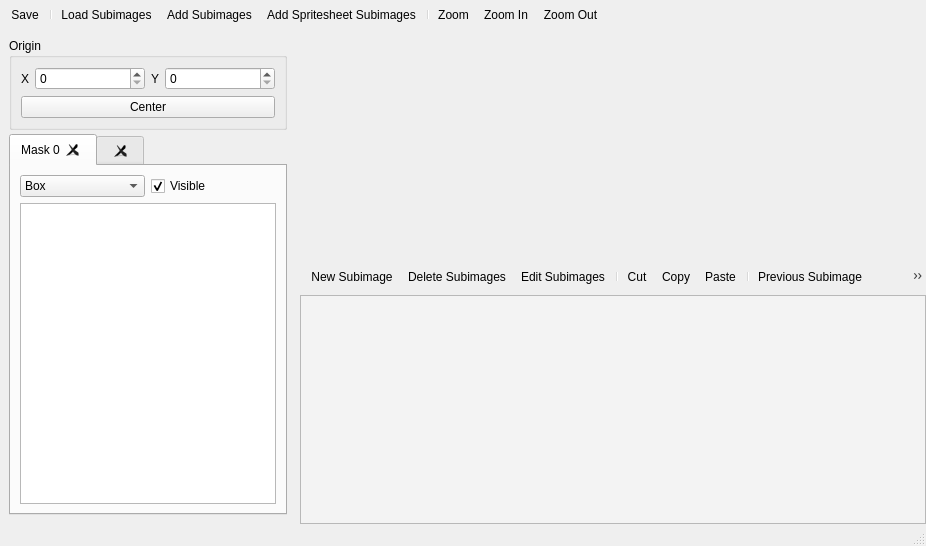
Above: Editors/SpriteEditor.ui from enigma-dev/RadialGM before the change. Below: the same form after it.
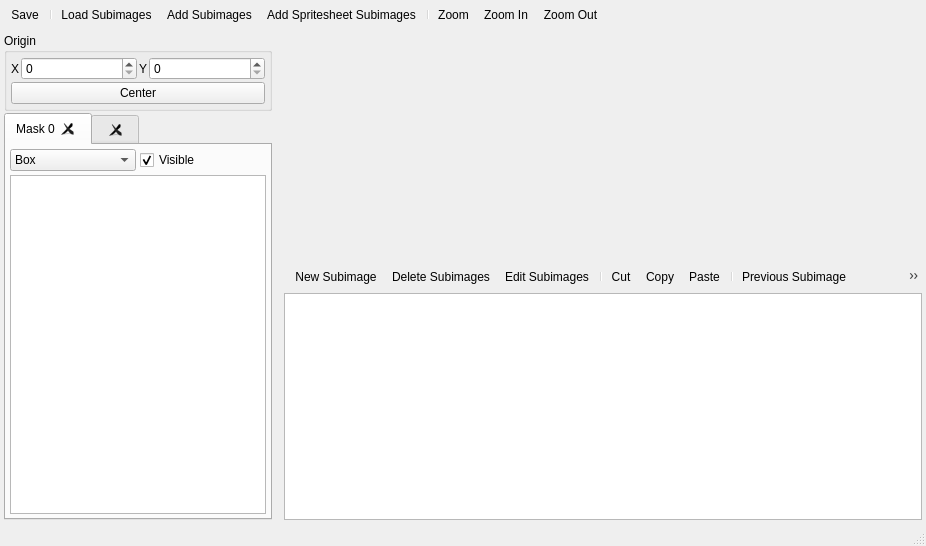
That is the form after the change. Icons and pictures are not drawn. Custom widgets are drawn as their Qt base class.

Commit message: some fixes for subimage lists

The edit to the form file:
```diff
--- a/Editors/SpriteEditor.ui
+++ b/Editors/SpriteEditor.ui
@@ -66,17 +66,44 @@
       <widget class="QWidget" name="widget" native="true">
        <layout class="QVBoxLayout" name="propertiesLayout">
         <property name="spacing">
-         <number>4</number>
+         <number>2</number>
         </property>
         <property name="sizeConstraint">
          <enum>QLayout::SetDefaultConstraint</enum>
         </property>
+        <property name="leftMargin">
+         <number>4</number>
+        </property>
+        <property name="topMargin">
+         <number>4</number>
+        </property>
+        <property name="rightMargin">
+         <number>4</number>
+        </property>
+        <property name="bottomMargin">
+         <number>4</number>
+        </property>
         <item>
          <widget class="QGroupBox" name="originGroupBox">
           <property name="title">
            <string>Origin</string>
           </property>
           <layout class="QGridLayout" name="gridLayout_2" columnstretch="0,1,0,1">
+           <property name="leftMargin">
+            <number>4</number>
+           </property>
+           <property name="topMargin">
+            <number>4</number>
+           </property>
+           <property name="rightMargin">
+            <number>4</number>
+           </property>
+           <property name="bottomMargin">
+            <number>4</number>
+           </property>
+           <property name="spacing">
+            <number>2</number>
+           </property>
            <item row="0" column="2">
             <widget class="QLabel" name="originYLabel">
              <property name="text">
@@ -146,10 +173,26 @@
             <string>Mask 0</string>
            </attribute>
            <layout class="QVBoxLayout" name="verticalLayout_2">
-            <item>
-             <layout class="QVBoxLayout" name="maskTabLayout">
+            <property name="spacing">
+             <number>4</number>
+            </property>
+            <property name="leftMargin">
+             <number>4</number>
+            </property>
+            <property name="topMargin">
+             <number>4</number>
+            </property>
+            <property name="rightMargin">
+             <number>4</number>
+            </property>
+            <property name="bottomMargin">
+             <number>4</number>
+            </property>
               <item>
                <layout class="QHBoxLayout" name="maskSettingsLayout">
+              <property name="spacing">
+               <number>4</number>
+              </property>
                 <item>
                  <widget class="QComboBox" name="maskType">
                   <item>
@@ -191,8 +234,6 @@
                 </item>
                </layout>
               </item>
-             </layout>
-            </item>
             <item>
              <widget class="QTableView" name="tableView"/>
             </item>
@@ -226,6 +267,18 @@
        <widget class="QWidget" name="verticalWidget" native="true">
         <layout class="QVBoxLayout" name="subimagesLayout">
          <property name="spacing">
+          <number>2</number>
+         </property>
+         <property name="leftMargin">
+          <number>4</number>
+         </property>
+         <property name="topMargin">
+          <number>4</number>
+         </property>
+         <property name="rightMargin">
+          <number>4</number>
+         </property>
+         <property name="bottomMargin">
           <number>4</number>
          </property>
          <item>
@@ -239,6 +292,9 @@
            <property name="focusPolicy">
             <enum>Qt::ClickFocus</enum>
            </property>
+           <property name="autoFillBackground">
+            <bool>false</bool>
+           </property>
           </widget>
          </item>
          <item>
@@ -271,44 +327,7 @@
           </widget>
          </item>
          <item>
-          <widget class="QListView" name="subImageList">
-           <property name="palette">
-            <palette>
-             <active>
-              <colorrole role="Base">
-               <brush brushstyle="SolidPattern">
-                <color alpha="255">
-                 <red>243</red>
-                 <green>243</green>
-                 <blue>243</blue>
-                </color>
-               </brush>
-              </colorrole>
-             </active>
-             <inactive>
-              <colorrole role="Base">
-               <brush brushstyle="SolidPattern">
-                <color alpha="255">
-                 <red>243</red>
-                 <green>243</green>
-                 <blue>243</blue>
-                </color>
-               </brush>
-              </colorrole>
-             </inactive>
-             <disabled>
-              <colorrole role="Base">
-               <brush brushstyle="SolidPattern">
-                <color alpha="255">
-                 <red>239</red>
-                 <green>239</green>
-                 <blue>239</blue>
-                </color>
-               </brush>
-              </colorrole>
-             </disabled>
-            </palette>
-           </property>
+          <widget class="DragListView" name="subImageList">
            <property name="dragEnabled">
             <bool>true</bool>
            </property>
@@ -322,7 +341,13 @@
             <enum>QAbstractItemView::ExtendedSelection</enum>
            </property>
            <property name="selectionBehavior">
-            <enum>QAbstractItemView::SelectRows</enum>
+            <enum>QAbstractItemView::SelectItems</enum>
+           </property>
+           <property name="iconSize">
+            <size>
+             <width>64</width>
+             <height>64</height>
+            </size>
            </property>
            <property name="movement">
             <enum>QListView::Snap</enum>
@@ -333,6 +358,12 @@
            <property name="spacing">
             <number>8</number>
            </property>
+           <property name="gridSize">
+            <size>
+             <width>64</width>
+             <height>64</height>
+            </size>
+           </property>
            <property name="viewMode">
             <enum>QListView::IconMode</enum>
            </property>
@@ -539,6 +570,11 @@
    <header>Widgets/InfiniteGrid.h</header>
    <container>1</container>
   </customwidget>
+  <customwidget>
+   <class>DragListView</class>
+   <extends>QListView</extends>
+   <header>Widgets/DragListView.h</header>
+  </customwidget>
  </customwidgets>
  <resources>
   <include location="../images.qrc"/>
```
Left out of the diff: 7 changed lines with no effect on the pictures. Lines whose indentation alone changed are shown as unchanged. The commit also changes 8 other files.
